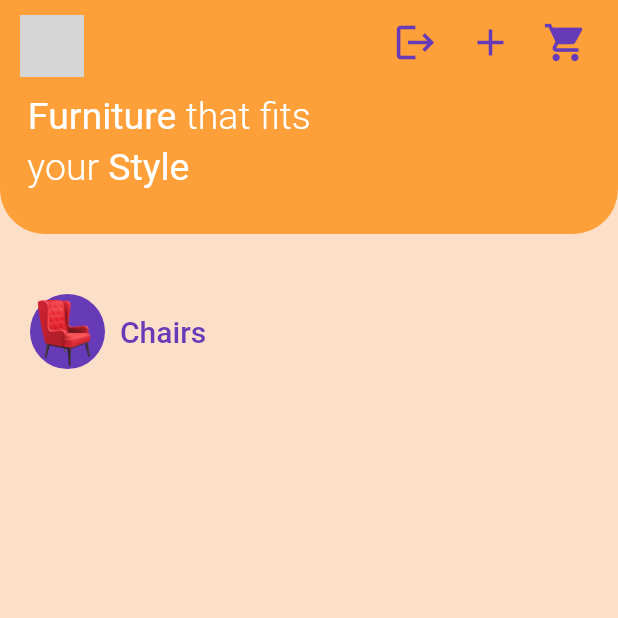
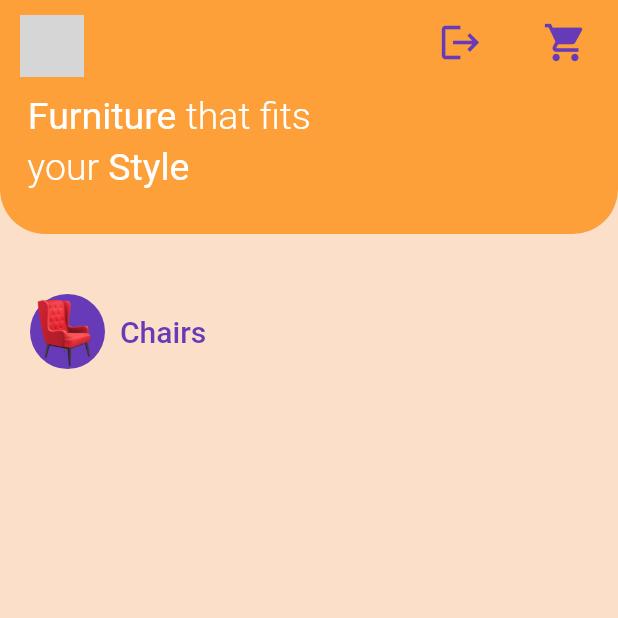
Before and after one commit to miranas11/wickwood, a Flutter app: the MainScreen screen opened by its route, on a phone screen of 412 x 824 dp, the top half of it. Run offline on Flutter 3.47's test engine with Material 2 defaults, Android fonts, the phone set to English and light mode, and no system bars; our stand-ins replace cached_network_image, cloud_firestore, firebase_core, firebase_storage, flutter_spinkit, google_sign_in and 2 more; accounts and stored records are empty; network calls fail; grey boxes are pictures that could not be loaded.

```diff
--- a/lib/screens/main_screen.dart
+++ b/lib/screens/main_screen.dart
@@ -21,6 +21,7 @@ class MainScreen extends StatefulWidget {
 
 class _MainScreenState extends State<MainScreen> {
   bool isLoading = true;
+  bool isAdmin = false;
 
   List<ProductBox> chairList = [];
   List<ProductBox> sofaList = [];
@@ -32,6 +33,9 @@ class _MainScreenState extends State<MainScreen> {
   void initState() {
     super.initState();
     getallProducts();
+    if (currentUser.email == 'anasmir24@gmail.com') {
+      isAdmin = true;
+    }
   }
 
   clearallLists() {
@@ -99,7 +103,8 @@ class _MainScreenState extends State<MainScreen> {
               ),
             ),
           ),
-          GestureDetector(
+          isAdmin
+              ? GestureDetector(
                   onTap: () {
                     Navigator.push(
                       context,
@@ -113,7 +118,8 @@ class _MainScreenState extends State<MainScreen> {
                     color: kButtonColor,
                     size: 30,
                   ),
-          ),
+                )
+              : Text(''),
           Padding(
             padding: const EdgeInsets.symmetric(horizontal: 20.0),
             child: GestureDetector(
--- a/lib/widgets/mainscreen/product_box.dart
+++ b/lib/widgets/mainscreen/product_box.dart
@@ -18,7 +18,7 @@ class ProductBox extends StatefulWidget {
       {this.product,
       this.showImage = true,
       this.isPreview = false,
-      this.file = null,
+      this.file,
       this.disablebutton = false});
 
   @override
```
Lines whose indentation alone changed are shown as unchanged.
